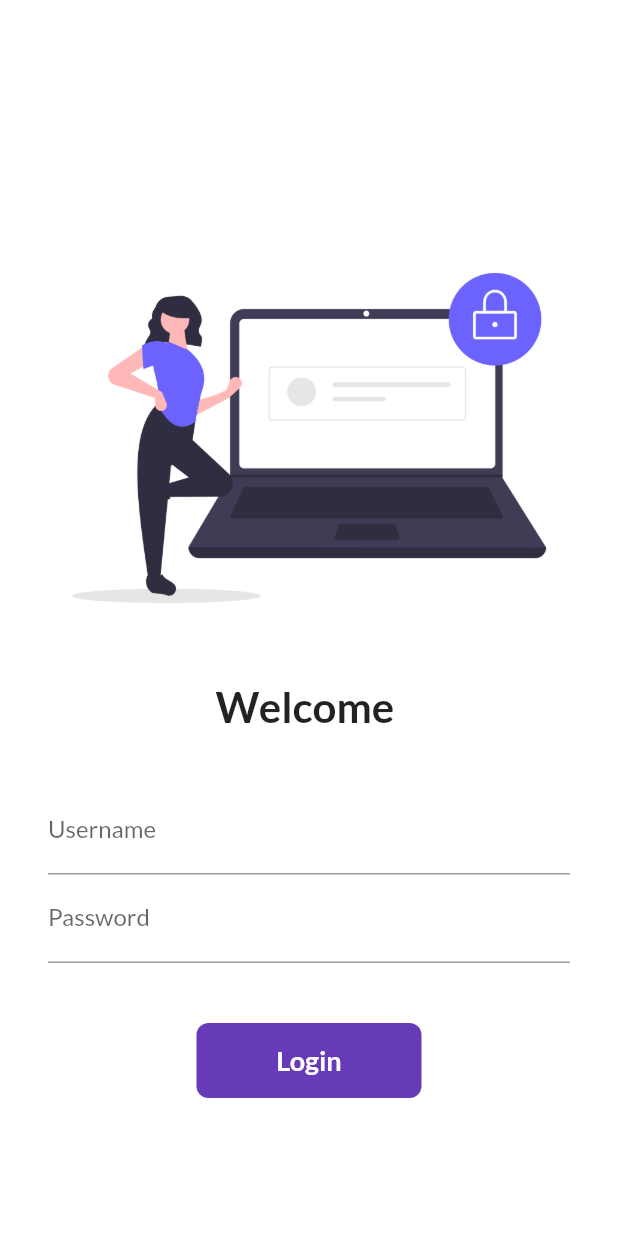
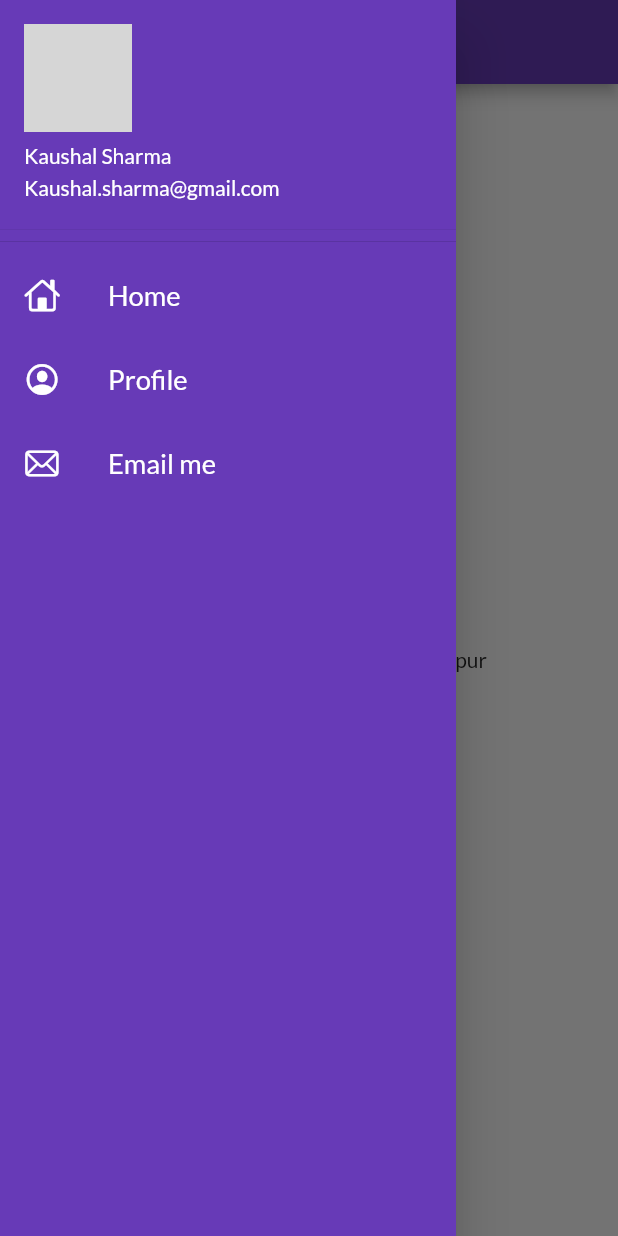
Before and after one commit to skazi019/Codepur_30daysofFlutter, a Flutter app: the screen it shows after launch, with the side drawer open (before the commit the screen has no drawer), on a phone screen of 412 x 824 dp. Run offline on Flutter 3.47's test engine with Material 2 defaults, Android fonts, the phone set to English and light mode, and no system bars; our stand-ins replace google_fonts; missing offline and left inert: dart:ffi; network calls fail; grey boxes are pictures that could not be loaded.

Commit message:
Drawer, Devtools, ListView, NetworkImage

```diff
--- a/lib/main.dart
+++ b/lib/main.dart
@@ -25,7 +25,7 @@ class MyApp extends StatelessWidget {
         // brightness: Brightness.dark,
         primarySwatch: Colors.green,
       ),
-      initialRoute: "/",
+      initialRoute: MyRoutes.homeRoute,
       routes: {
         MyRoutes.initialRoute: ((context) => const LoginPage()),
         MyRoutes.homeRoute: ((context) => const HomePage()),
--- a/lib/pages/home_page.dart
+++ b/lib/pages/home_page.dart
@@ -1,4 +1,5 @@
 import 'package:flutter/material.dart';
+import 'package:flutter_catalog/widgets/drawer.dart';
 
 class HomePage extends StatelessWidget {
   const HomePage({Key? key}) : super(key: key);
@@ -16,7 +17,7 @@ class HomePage extends StatelessWidget {
           child: Container(
         child: Text("Welcome to $days days of flutter $name"),
       )),
-      drawer: Drawer(),
+      drawer: const MyDrawer(),
     );
   }
 }
--- /dev/null
+++ b/lib/widgets/drawer.dart
@@ -0,0 +1,64 @@
+import 'package:flutter/cupertino.dart';
+import 'package:flutter/material.dart';
+
+class MyDrawer extends StatelessWidget {
+  const MyDrawer({Key? key}) : super(key: key);
+
+  @override
+  Widget build(BuildContext context) {
+    final imageUrl = "https://avatars.githubusercontent.com/u/32244823?v=4";
+
+    return Drawer(
+      child: Container(
+        color: Colors.deepPurple,
+        child: ListView(
+          padding: EdgeInsets.zero,
+          children: [
+            DrawerHeader(
+              padding: EdgeInsets.zero,
+              child: UserAccountsDrawerHeader(
+                  accountName: Text("Kaushal Sharma"),
+                  accountEmail: Text("Kaushal.sharma@gmail.com"),
+                  currentAccountPicture: CircleAvatar(
+                    backgroundImage: NetworkImage(imageUrl),
+                  )),
+            ),
+            const ListTile(
+              leading: Icon(
+                CupertinoIcons.home,
+                color: Colors.white,
+              ),
+              title: Text(
+                "Home",
+                textScaleFactor: 1.3,
+                style: TextStyle(color: Colors.white),
+              ),
+            ),
+            const ListTile(
+              leading: Icon(
+                CupertinoIcons.profile_circled,
+                color: Colors.white,
+              ),
+              title: Text(
+                "Profile",
+                textScaleFactor: 1.3,
+                style: TextStyle(color: Colors.white),
+              ),
+            ),
+            const ListTile(
+              leading: Icon(
+                CupertinoIcons.mail,
+                color: Colors.white,
+              ),
+              title: Text(
+                "Email me",
+                textScaleFactor: 1.3,
+                style: TextStyle(color: Colors.white),
+              ),
+            )
+          ],
+        ),
+      ),
+    );
+  }
+}
```
